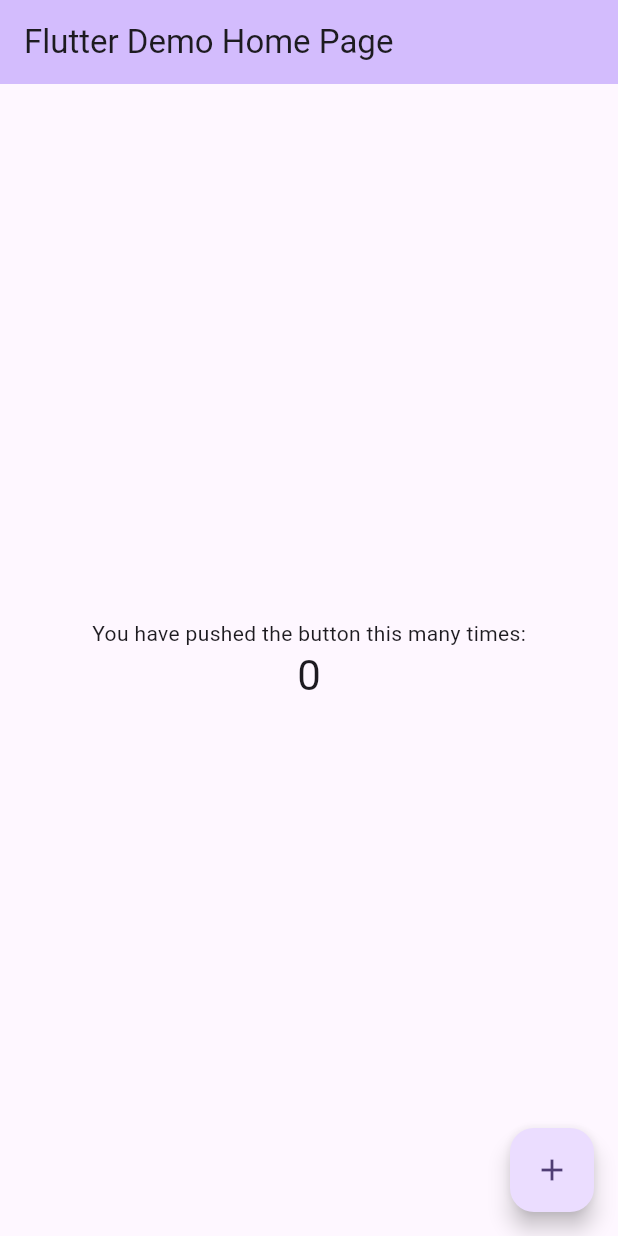
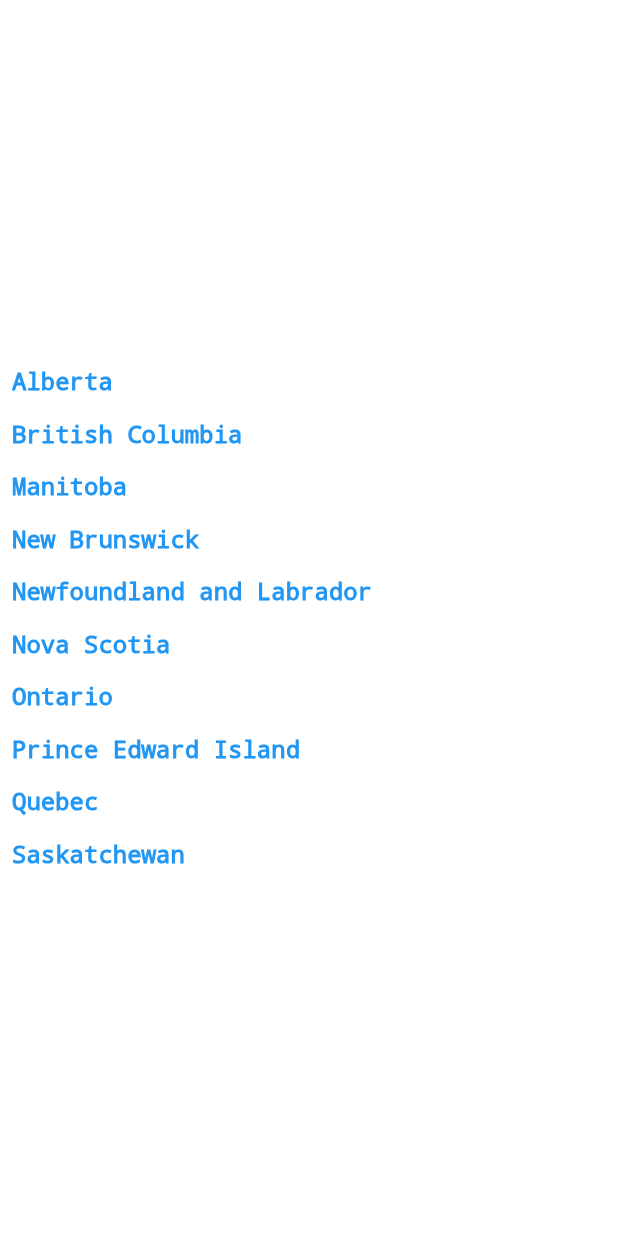
Before and after one commit to gourteacher/cst2335_25w_samples, a Flutter app: the screen it shows after launch, on a phone screen of 412 x 824 dp. Run offline on Flutter 3.47's test engine with Material 3 defaults, Android fonts, the phone set to English and light mode, and no system bars.

Commit message:
Week 3 : Column/ListView plus Section Usage

```diff
--- a/lib/main.dart
+++ b/lib/main.dart
@@ -1,4 +1,6 @@
 import 'package:flutter/material.dart';
+
+// CST2335 Week 3
 
 void main() {
   runApp(const MyApp());
@@ -11,7 +13,7 @@
   @override
   Widget build(BuildContext context) {
     return MaterialApp(
-      title: 'Flutter Demo',
+      title: 'CST2335 Week 3',
       theme: ThemeData(
         // This is the theme of your application.
         //
@@ -31,7 +33,7 @@
         colorScheme: ColorScheme.fromSeed(seedColor: Colors.deepPurple),
         useMaterial3: true,
       ),
-      home: const MyHomePage(title: 'Flutter Demo Home Page'),
+      home: const MyHomePage(title: 'Week 3 - ListView'),
     );
   }
 }
@@ -55,71 +57,46 @@
 }
 
 class _MyHomePageState extends State<MyHomePage> {
-  int _counter = 0;
-
-  void _incrementCounter() {
-    setState(() {
-      // This call to setState tells the Flutter framework that something has
-      // changed in this State, which causes it to rerun the build method below
-      // so that the display can reflect the updated values. If we changed
-      // _counter without calling setState(), then the build method would not be
-      // called again, and so nothing would appear to happen.
-      _counter++;
-    });
-  }
 
   @override
   Widget build(BuildContext context) {
-    // This method is rerun every time setState is called, for instance as done
-    // by the _incrementCounter method above.
-    //
-    // The Flutter framework has been optimized to make rerunning build methods
-    // fast, so that you can just rebuild anything that needs updating rather
-    // than having to individually change instances of widgets.
-    return Scaffold(
-      appBar: AppBar(
-        // TRY THIS: Try changing the color here to a specific color (to
-        // Colors.amber, perhaps?) and trigger a hot reload to see the AppBar
-        // change color while the other colors stay the same.
-        backgroundColor: Theme.of(context).colorScheme.inversePrimary,
-        // Here we take the value from the MyHomePage object that was created by
-        // the App.build method, and use it to set our appbar title.
-        title: Text(widget.title),
-      ),
-      body: Center(
-        // Center is a layout widget. It takes a single child and positions it
-        // in the middle of the parent.
-        child: Column(
-          // Column is also a layout widget. It takes a list of children and
-          // arranges them vertically. By default, it sizes itself to fit its
-          // children horizontally, and tries to be as tall as its parent.
-          //
-          // Column has various properties to control how it sizes itself and
-          // how it positions its children. Here we use mainAxisAlignment to
-          // center the children vertically; the main axis here is the vertical
-          // axis because Columns are vertical (the cross axis would be
-          // horizontal).
-          //
-          // TRY THIS: Invoke "debug painting" (choose the "Toggle Debug Paint"
-          // action in the IDE, or press "p" in the console), to see the
-          // wireframe for each widget.
-          mainAxisAlignment: MainAxisAlignment.center,
-          children: <Widget>[
-            const Text(
-              'You have pushed the button this many times:',
-            ),
-            Text(
-              '$_counter',
-              style: Theme.of(context).textTheme.headlineMedium,
-            ),
-          ],
-        ),
-      ),
-      floatingActionButton: FloatingActionButton(
-        onPressed: _incrementCounter,
-        tooltip: 'Increment',
-        child: const Icon(Icons.add),
-      ), // This trailing comma makes auto-formatting nicer for build methods.
+
+    return Column(
+      mainAxisAlignment: MainAxisAlignment.center,
+      crossAxisAlignment: CrossAxisAlignment.start,
+      children: [
+        ListItemSection(name:"Alberta"),
+        ListItemSection(name:"British Columbia"),
+        ListItemSection(name:"Manitoba"),
+        ListItemSection(name:"New Brunswick"),
+        ListItemSection(name:"Newfoundland and Labrador"),
+        ListItemSection(name:"Nova Scotia"),
+        ListItemSection(name:"Ontario"),
+        ListItemSection(name:"Prince Edward Island"),
+        ListItemSection(name:"Quebec"),
+        ListItemSection(name:"Saskatchewan"),
+      ],
     );
   }
 }
+
+class ListItemSection extends StatelessWidget {
+  const ListItemSection({super.key, required this.name});
+
+  final String name;
+
+  @override
+  Widget build(BuildContext context) {
+    return Padding(
+      padding: const EdgeInsets.all(8),
+      child: Text(
+        name,
+        style: const TextStyle(
+          color: Colors.blue,
+          decoration: TextDecoration.none,
+          fontSize: 16,
+        ),
+      ),
+    );
+  }
+}
```
